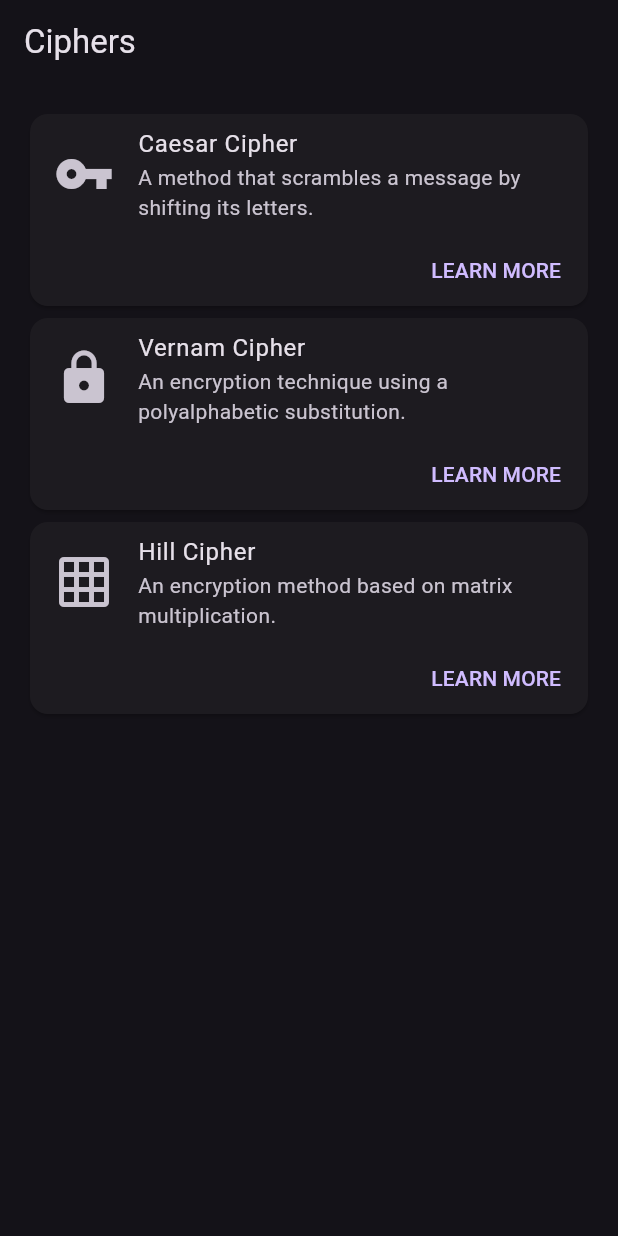
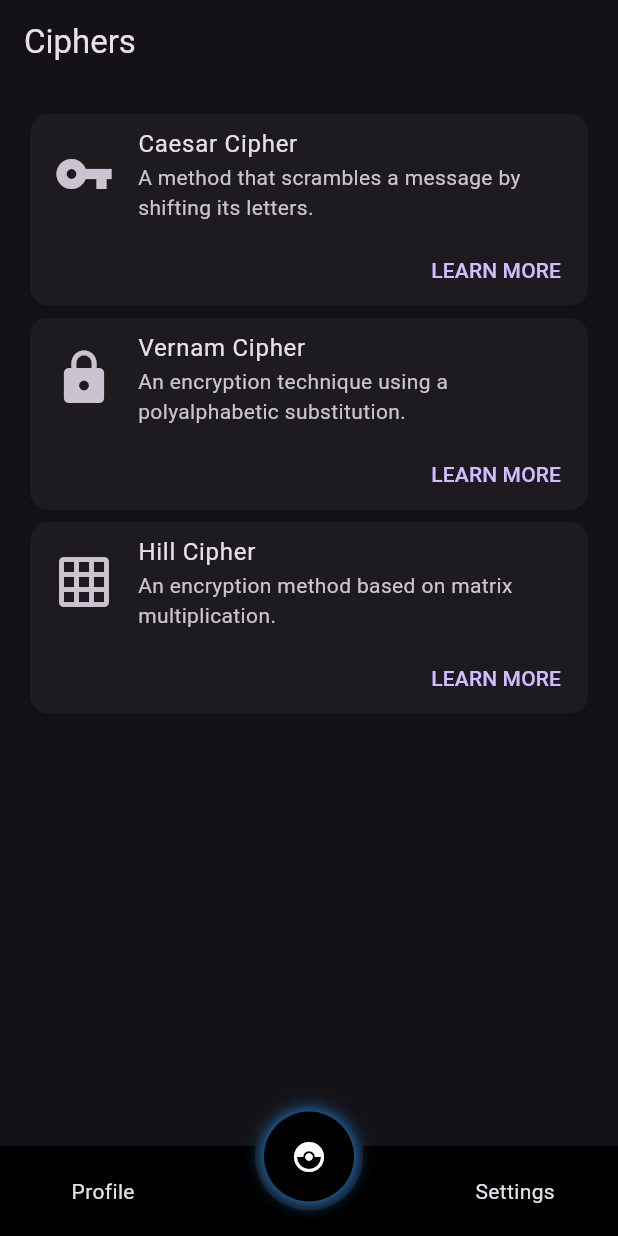
Before and after one commit to TheMusoftware/EncryptEd, a Flutter app: the screen it shows after launch, after a tap on "Sign In", on a phone screen of 412 x 824 dp. Run offline on Flutter 3.47's test engine with Material 3 defaults, Android fonts, the phone set to English and light mode, and no system bars; drawn by our look-alikes of circle_nav_bar; our stand-ins replace google_sign_in.

Commit message:
add navbar and some bug fixes

```diff
--- a/lib/main.dart
+++ b/lib/main.dart
@@ -1,4 +1,4 @@
-import 'package:encrypt_ed/screens/ciphers.dart';
+import 'package:encrypt_ed/screens/home_screen.dart';
 import 'package:encrypt_ed/screens/login_screen.dart';
 import 'package:encrypt_ed/screens/opening_screen.dart';
 import 'package:flutter/material.dart';
@@ -21,9 +21,9 @@ class MyApp extends StatelessWidget {
       title: 'Login App',
       initialRoute: '/',
       routes: {
-        '/' : (context) => const OpeningScreen(),
+        '/': (context) => const OpeningScreen(),
         '/login': (context) => const SigninOrSignupScreen(),
-        '/home': (context) => const CardExampleApp(),
+        '/home': (context) => const HomeScreen(),
       },
     );
   }
--- a/lib/screens/ciphers.dart
+++ b/lib/screens/ciphers.dart
@@ -1,27 +1,7 @@
 import 'package:flutter/material.dart';
 
-void main() {
-  runApp(const CipherApp());
-}
-
-class CipherApp extends StatelessWidget {
-  const CipherApp({super.key});
-
-  @override
-  Widget build(BuildContext context) {
-    return MaterialApp(
-      debugShowCheckedModeBanner: false,
-      title: 'Ciphers',
-      theme: ThemeData(
-        primarySwatch: Colors.blue,
-      ),
-      home: const CardExampleApp(),
-    );
-  }
-}
-
-class CardExampleApp extends StatelessWidget {
-  const CardExampleApp({super.key});
+class Ciphers extends StatelessWidget {
+  const Ciphers({super.key});
 
   @override
   Widget build(BuildContext context) {
@@ -57,7 +37,7 @@ class CardExample extends StatelessWidget {
               icon: Icons.vpn_key,
               title: 'Caesar Cipher',
               description:
-              'A method that scrambles a message by shifting its letters.',
+                  'A method that scrambles a message by shifting its letters.',
               onTap: () => _navigateToDetails(
                 context,
                 'Caesar Cipher',
@@ -68,7 +48,7 @@ class CardExample extends StatelessWidget {
               icon: Icons.lock,
               title: 'Vernam Cipher',
               description:
-              'An encryption technique using a polyalphabetic substitution.',
+                  'An encryption technique using a polyalphabetic substitution.',
               onTap: () => _navigateToDetails(
                 context,
                 'Vernam Cipher',
@@ -79,7 +59,7 @@ class CardExample extends StatelessWidget {
               icon: Icons.grid_on,
               title: 'Hill Cipher',
               description:
-              'An encryption method based on matrix multiplication.',
+                  'An encryption method based on matrix multiplication.',
               onTap: () => _navigateToDetails(
                 context,
                 'Hill Cipher',
--- /dev/null
+++ b/lib/screens/home_screen.dart
@@ -0,0 +1,51 @@
+import 'package:encrypt_ed/screens/ciphers.dart';
+import 'package:flutter/material.dart';
+import 'package:circle_nav_bar/circle_nav_bar.dart';
+
+class HomeScreen extends StatefulWidget {
+  const HomeScreen({super.key});
+
+  @override
+  _HomeScreenState createState() => _HomeScreenState();
+}
+
+class _HomeScreenState extends State<HomeScreen> {
+  int _currentIndex = 1;
+
+  final List<Widget> _pages = [
+    const Center(child: Text('Temp 01', style: TextStyle(fontSize: 24))),
+    const Ciphers(),
+    const Center(child: Text('Temp 03', style: TextStyle(fontSize: 24))),
+  ];
+
+  @override
+  Widget build(BuildContext context) {
+    return Scaffold(
+      body: _pages[_currentIndex],
+      bottomNavigationBar: CircleNavBar(
+        activeIcons: const [
+          Icon(Icons.person),
+          Icon(Icons.catching_pokemon),
+          Icon(Icons.settings),
+        ],
+        inactiveIcons: const [
+          Text("Profile"),
+          Text("Home"),
+          Text("Settings"),
+        ],
+        color: Colors.black,
+        circleColor: Colors.black,
+        height: 60,
+        circleWidth: 60,
+        activeIndex: _currentIndex,
+        onTap: (index) {
+          setState(() {
+            _currentIndex = index;
+          });
+        },
+        circleShadowColor: Colors.blue,
+        elevation: 10,
+      ),
+    );
+  }
+}
--- a/lib/screens/login_screen.dart
+++ b/lib/screens/login_screen.dart
@@ -35,7 +35,7 @@ class SigninOrSignupScreen extends StatelessWidget {
 
                 },
                 style: ElevatedButton.styleFrom(
-                  elevation: 0,
+                  elevation: 1,
                   foregroundColor: Colors.white,
                   minimumSize: const Size(double.infinity, 48),
                   shape: const StadiumBorder(),
--- a/pubspec.yaml
+++ b/pubspec.yaml
@@ -36,6 +36,7 @@ dependencies:
   # Use with the CupertinoIcons class for iOS style icons.
   cupertino_icons: ^1.0.8
   google_sign_in: ^6.2.2
+  circle_nav_bar: ^2.2.0
 
 dev_dependencies:
   flutter_test:
```
Also changed, not shown: pubspec.lock.
